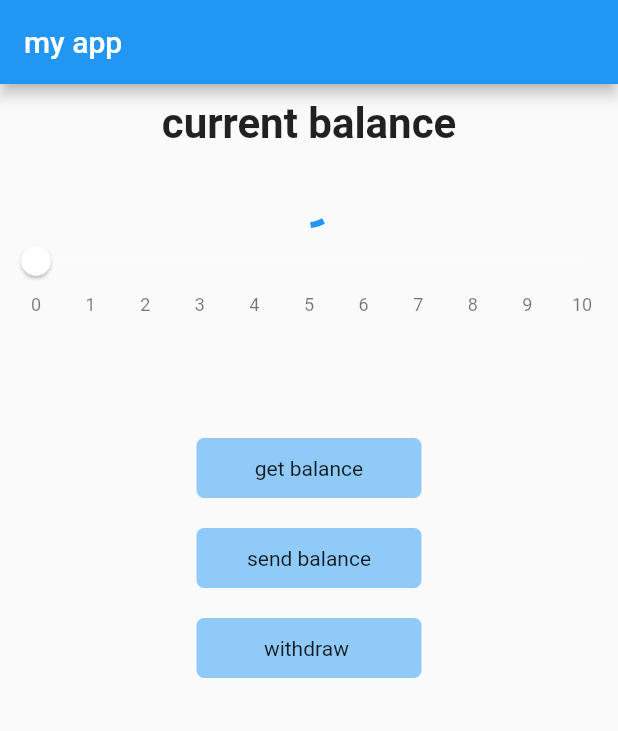
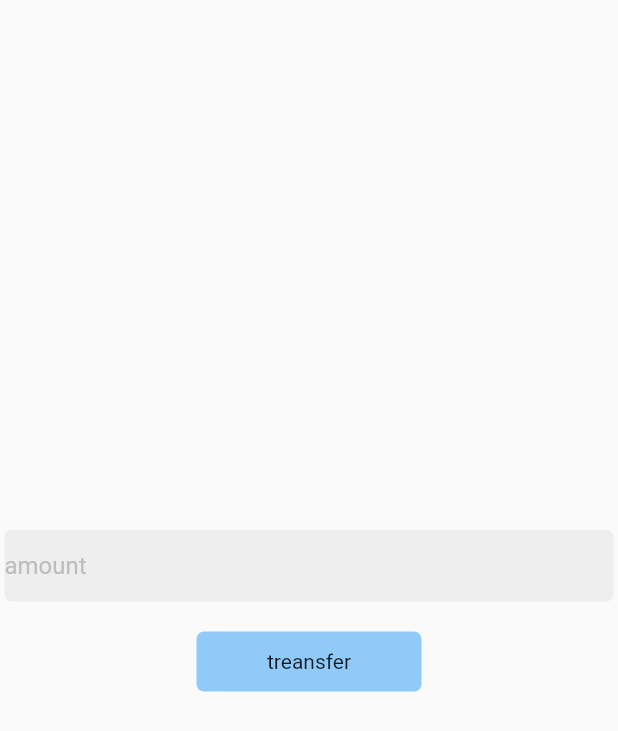
Before and after one commit to Amal-Shaker/blockchain_app, a Flutter app: the screen it shows after launch, on a phone screen of 412 x 824 dp. Shown: the top 731 px of the screen. Run offline on Flutter 3.47's test engine with Material 2 defaults, Android fonts, the phone set to English and light mode, and no system bars; drawn by our look-alikes of syncfusion_flutter_sliders; our stand-ins replace flutter_dotenv; missing offline and left inert: dart:ffi, web3dart.

```diff
--- /dev/null
+++ b/lib/firstPage.dart
@@ -0,0 +1,63 @@
+import 'package:blockchain_app/ethereum_utils.dart';
+import 'package:blockchain_app/home_page.dart';
+import 'package:blockchain_app/myProvider.dart';
+import 'package:flutter/material.dart';
+import 'package:flutter/src/widgets/framework.dart';
+import 'package:provider/provider.dart';
+
+class FirstPage extends StatefulWidget {
+  const FirstPage({super.key});
+
+  @override
+  State<FirstPage> createState() => _FirstPageState();
+}
+
+class _FirstPageState extends State<FirstPage> {
+  EthereumUtils ethUtils = EthereumUtils();
+
+  @override
+  void initState() {
+    // TODO: implement initState
+    super.initState();
+    ethUtils.initial();
+  }
+
+  @override
+  Widget build(BuildContext context) {
+    return Scaffold(
+        body: Consumer<AuthProvider>(builder: (context, provider, x) {
+      return Column(
+        mainAxisAlignment: MainAxisAlignment.center,
+        children: [
+          Container(
+            margin: EdgeInsets.symmetric(horizontal: 3),
+            decoration: BoxDecoration(
+                color: Colors.grey[200],
+                borderRadius: BorderRadius.circular(5)),
+            child: Padding(
+              padding: EdgeInsets.only(right: 3),
+              child: TextField(
+                controller: provider.ownerController,
+                decoration: InputDecoration(
+                    hintText: 'amount',
+                    hintStyle: TextStyle(color: Colors.grey[400]),
+                    border: InputBorder.none),
+              ),
+            ),
+          ),
+          SizedBox(
+            height: 10,
+          ),
+          CustomButton(
+            title: "treansfer",
+            ontapfun: () {
+              ethUtils.addOwner(provider.ownerController.text.trim());
+              Navigator.of(context)
+                  .push(MaterialPageRoute(builder: (context) => HomePage()));
+            },
+          ),
+        ],
+      );
+    }));
+  }
+}
--- a/lib/main.dart
+++ b/lib/main.dart
@@ -1,11 +1,15 @@
+import 'package:blockchain_app/firstPage.dart';
 import 'package:blockchain_app/home_page.dart';
+import 'package:blockchain_app/myProvider.dart';
 import 'package:flutter/material.dart';
 import 'package:flutter_dotenv/flutter_dotenv.dart';
+import 'package:provider/provider.dart';
 
 Future main() async {
   await dotenv.load(fileName: ".env");
 
-  runApp(const MyApp());
+  runApp(ChangeNotifierProvider<AuthProvider>(
+      create: (context) => AuthProvider(), child: const MyApp()));
 }
 
 class MyApp extends StatelessWidget {
@@ -15,7 +19,7 @@ class MyApp extends StatelessWidget {
   Widget build(BuildContext context) {
     return MaterialApp(
       debugShowCheckedModeBanner: false,
-      home: HomePage(),
+      home: FirstPage(),
     );
   }
 }
--- /dev/null
+++ b/lib/myProvider.dart
@@ -0,0 +1,7 @@
+import 'package:flutter/material.dart';
+
+class AuthProvider extends ChangeNotifier {
+  TextEditingController addressController = TextEditingController();
+  TextEditingController amountController = TextEditingController();
+  TextEditingController ownerController = TextEditingController();
+}
--- a/pubspec.yaml
+++ b/pubspec.yaml
@@ -33,6 +33,7 @@ dependencies:
   flutter_dotenv: ^5.0.2
   http: ^0.13.4
   web3dart: ^2.4.0
+  provider: ^6.0.3
 
 
   # The following adds the Cupertino Icons font to your application.
```
Also changed, not shown: assets/abi.json (+99 -15 lines), lib/ethereum_utils.dart (+38 -0 lines), lib/home_page.dart (+8 -0 lines), lib/transferPage.dart (added, +84 -0 lines), pubspec.lock, 1 other file.
